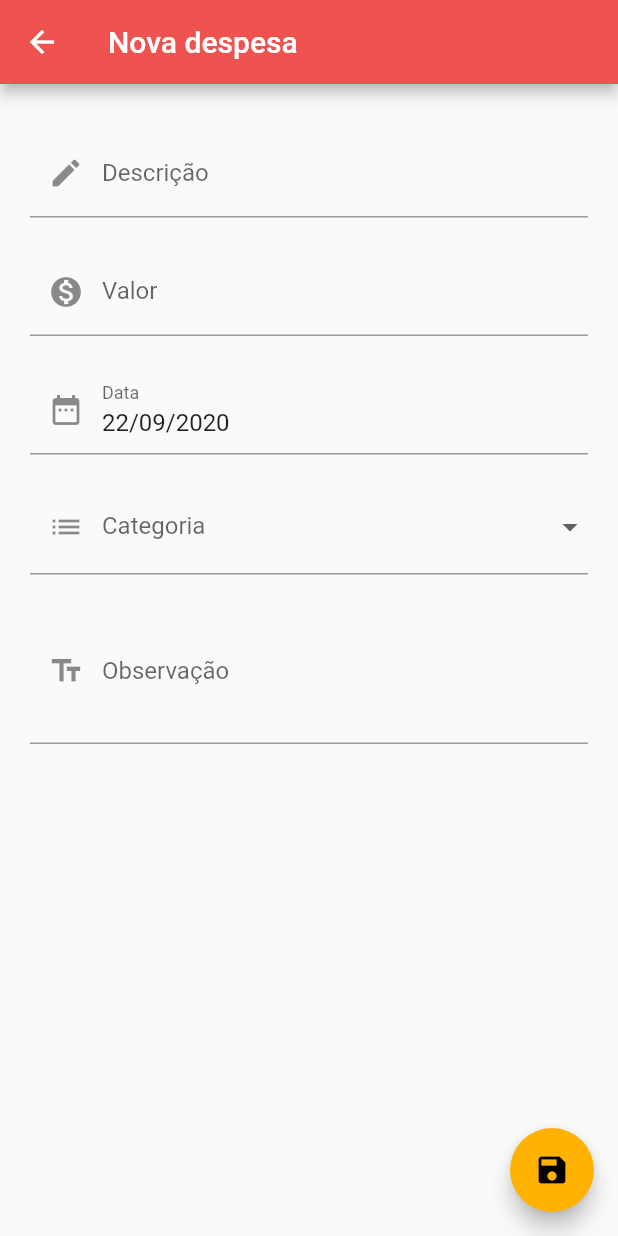
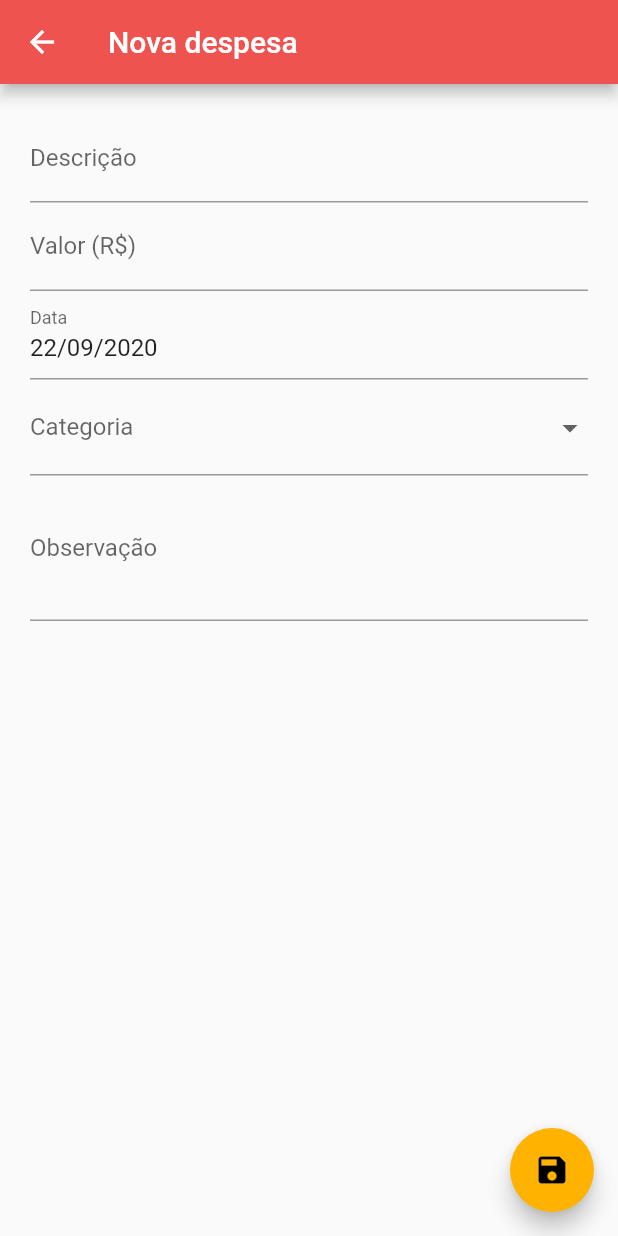
Before and after one commit to felipegabriel1942/personal-expenses-app-flutter, a Flutter app: the ExpensesScreen screen opened by its route, after a tap on the "add" icon, on a phone screen of 412 x 824 dp. Run offline on Flutter 3.47's test engine with Material 2 defaults, Android fonts, the phone set to English and light mode, and no system bars; our stand-ins replace brasil_fields, flushbar, flutter_mobx, jiffy, mobx, shared_preferences; accounts and stored records are empty; generated files the repository leaves out were written again; statements that could not run were skipped.

Commit message:
Improving list and form UI

```diff
--- a/lib/views/expenses/components/expense_list_item.dart
+++ b/lib/views/expenses/components/expense_list_item.dart
@@ -1,6 +1,5 @@
 import 'package:flutter/material.dart';
 import 'package:intl/intl.dart';
-import 'package:personal_expenses_app/components/currency_text.dart';
 import 'package:personal_expenses_app/models/expense.dart';
 
 class ExpenseListItem extends StatelessWidget {
@@ -52,7 +51,7 @@ class ExpenseListItem extends StatelessWidget {
           ],
         ),
         subtitle: Text(
-          '${expense.categorie} | ${DateFormat('dd/MM/yyyy').format(expense.date)}',
+          '${DateFormat('dd/MM/yyyy').format(expense.date)}',
         ),
       ),
     );
--- a/lib/views/expenses/expenses_form_screen.dart
+++ b/lib/views/expenses/expenses_form_screen.dart
@@ -72,16 +72,10 @@ class _ExpensesFormScreenState extends State<ExpensesFormScreen> {
                       Observer(
                         builder: (_) {
                           return Container(
-                            padding: const EdgeInsets.symmetric(
-                              vertical: 10,
-                            ),
                             child: TextFormField(
                               autovalidate: store.autovalidate,
                               decoration: InputDecoration(
                                 labelText: 'Descrição',
-                                prefixIcon: Icon(
-                                  Icons.edit,
-                                ),
                               ),
                               validator: store.descriptionValidation,
                               onChanged: store.setDescription,
@@ -92,17 +86,11 @@ class _ExpensesFormScreenState extends State<ExpensesFormScreen> {
                       Observer(
                         builder: (_) {
                           return Container(
-                            padding: const EdgeInsets.symmetric(
-                              vertical: 10,
-                            ),
                             child: TextFormField(
                               autovalidate: store.autovalidate,
                               decoration: InputDecoration(
-                                labelText: 'Valor',
+                                labelText: 'Valor (R\$)',
                                 fillColor: Colors.white,
-                                prefixIcon: Icon(
-                                  Icons.monetization_on,
-                                ),
                               ),
                               keyboardType: TextInputType.number,
                               validator: store.expenseValueValidation,
@@ -116,11 +104,7 @@ class _ExpensesFormScreenState extends State<ExpensesFormScreen> {
                           final format = new DateFormat(
                             'dd/MM/yyyy',
                           );
-
                           return Container(
-                            padding: const EdgeInsets.symmetric(
-                              vertical: 10,
-                            ),
                             child: TextFormField(
                               autovalidate: store.autovalidate,
                               controller: TextEditingController(
@@ -131,9 +115,6 @@ class _ExpensesFormScreenState extends State<ExpensesFormScreen> {
                               decoration: InputDecoration(
                                 labelText: 'Data',
                                 fillColor: Colors.white,
-                                prefixIcon: Icon(
-                                  Icons.date_range,
-                                ),
                               ),
                               onTap: _showDatePicker,
                               keyboardType: TextInputType.datetime,
@@ -149,18 +130,12 @@ class _ExpensesFormScreenState extends State<ExpensesFormScreen> {
                       Observer(
                         builder: (_) {
                           return Container(
-                            padding: const EdgeInsets.symmetric(
-                              vertical: 6,
-                            ),
                             child: DropdownButtonFormField(
                               isExpanded: true,
                               autovalidate: store.autovalidate,
                               decoration: InputDecoration(
                                 labelText: 'Categoria',
                                 fillColor: Colors.white,
-                                prefixIcon: Icon(
-                                  Icons.list,
-                                ),
                               ),
                               validator: store.categorieValidation,
                               items: [
@@ -177,16 +152,10 @@ class _ExpensesFormScreenState extends State<ExpensesFormScreen> {
                         },
                       ),
                       Container(
-                        padding: const EdgeInsets.symmetric(
-                          vertical: 10,
-                        ),
                         child: TextFormField(
                           maxLines: 3,
                           decoration: InputDecoration(
                             labelText: 'Observação',
-                            prefixIcon: Icon(
-                              Icons.text_fields,
-                            ),
                           ),
                           onChanged: store.setObservation,
                         ),
--- a/lib/views/expenses/expenses_screen.dart
+++ b/lib/views/expenses/expenses_screen.dart
@@ -39,11 +39,11 @@ class _ExpensesScreenState extends State<ExpensesScreen> {
         backgroundColor: Colors.red[400],
         elevation: 0,
       ),
-      backgroundColor: Colors.red[400],
       body: SingleChildScrollView(
         child: Column(
           children: [
             Container(
+              decoration: BoxDecoration(color: Colors.red[400]),
               height: _availableHeight * 0.08,
               child: Observer(builder: (_) {
                 return CustomMonthPicker(
@@ -53,36 +53,44 @@ class _ExpensesScreenState extends State<ExpensesScreen> {
                 );
               }),
             ),
-            // Observer(
-            //   builder: (_) {
-            //     return Container(
-            //       decoration: BoxDecoration(color: Colors.white),
-            //       width: double.infinity,
-            //       height: 60,
-            //       padding: const EdgeInsets.symmetric(
-            //         horizontal: 10,
-            //         vertical: 15,
-            //       ),
-            //       child: store.isBusy
-            //           ? Center(
-            //               child: CircularProgressIndicator(),
-            //             )
-            //           : CurrencyText(
-            //               value: store.totalValue,
-            //               fontSize: 18,
-            //               color: Colors.amber,
-            //             ),
-            //     );
-            //   },
-            // ),
+            Container(
+              height: _availableHeight * 0.14,
+              width: double.infinity,
+              padding: const EdgeInsets.symmetric(horizontal: 13, vertical: 6),
+              child: Card(
+                  elevation: 6,
+                  child: Row(
+                    mainAxisAlignment: MainAxisAlignment.spaceBetween,
+                    children: [
+                      Padding(
+                        padding: const EdgeInsets.all(15.0),
+                        child: Text(
+                          'Total',
+                          style: TextStyle(fontSize: 15),
+                        ),
+                      ),
+                      Padding(
+                        padding: const EdgeInsets.all(8.0),
+                        child: Observer(
+                          builder: (_) {
+                            return store.isBusy
+                                ? Center(
+                                    child: CircularProgressIndicator(),
+                                  )
+                                : CurrencyText(
+                                    value: store.totalValue,
+                                    fontSize: 15,
+                                  );
+                          },
+                        ),
+                      ),
+                    ],
+                  )),
+            ),
             Observer(
               builder: (_) {
                 return Container(
-                  height: _availableHeight * 0.85,
-                  padding: const EdgeInsets.only(
-                    top: 15,
-                    bottom: 15,
-                  ),
+                  height: _availableHeight * 0.68,
                   decoration: BoxDecoration(color: Colors.white),
                   child: store.isBusy
                       ? Center(
@@ -99,29 +107,10 @@ class _ExpensesScreenState extends State<ExpensesScreen> {
                 );
               },
             ),
-            Observer(
-              builder: (_) {
-                return Container(
-                  // decoration: BoxDecoration(color: Colors.white),
-                  // width: double.infinity,
-                  height: _availableHeight * 0.07,
-                  padding: const EdgeInsets.symmetric(
-                    horizontal: 15,
-                  ),
-                  alignment: Alignment.centerLeft,
-                  child: store.isBusy
-                      ? Center(
-                          child: CircularProgressIndicator(),
-                        )
-                      : CurrencyText(
-                          value: store.totalValue,
-                          fontSize: 16,
-                          color: Colors.white,
-                          prefixText: 'Total:',
-                        ),
-                );
-              },
-            ),
+            Container(
+              decoration: BoxDecoration(color: Colors.white),
+              height: _availableHeight * 0.13,
+            )
           ],
         ),
       ),
```
